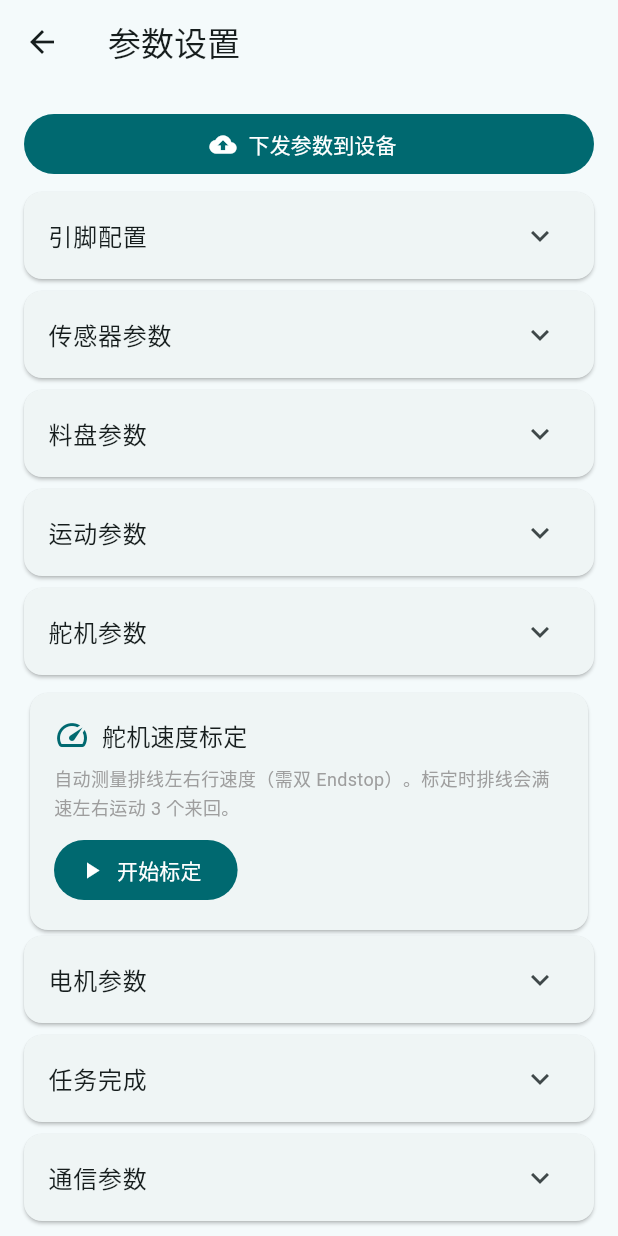
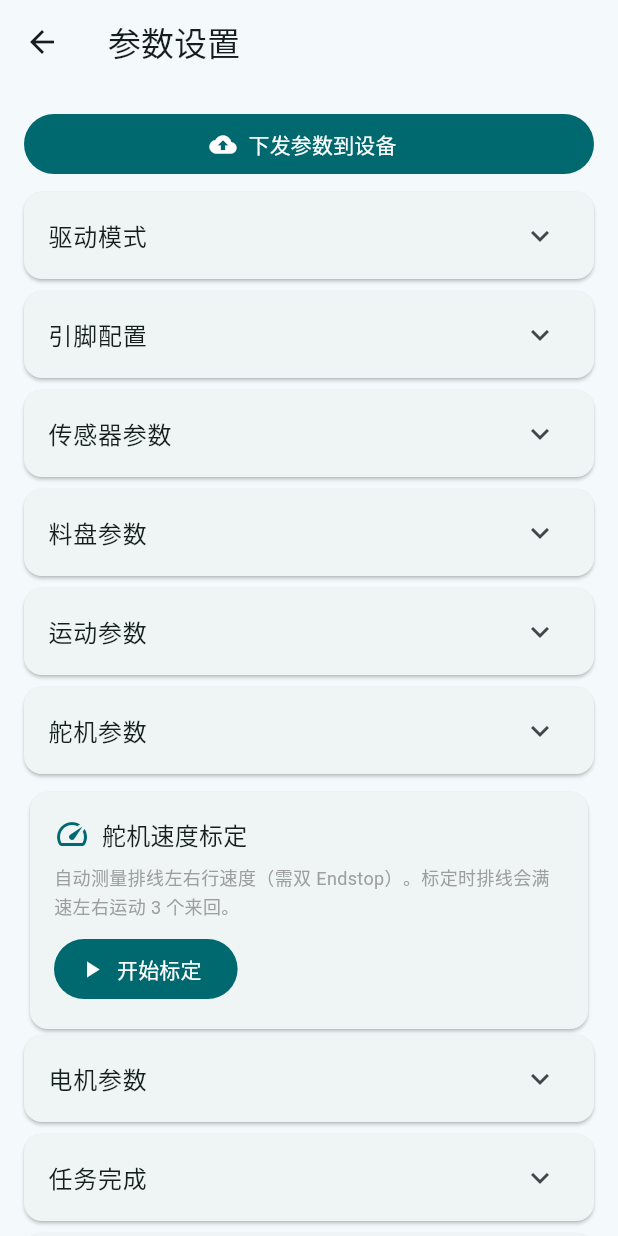
Before and after one commit to jindavid1000/iWinder, a Flutter app: the SettingsScreen screen opened directly, on a phone screen of 412 x 824 dp. Run offline on Flutter 3.47's test engine with Material 3 defaults, Android fonts, the phone set to English and light mode, and no system bars; our stand-ins replace shared_preferences; accounts and stored records are empty.

Commit message:
一次改了很多，不知道能不能用，增加了两种模式，电动和手动，增加了缠料检测的实现，替换了 mos 管，换成IRLB8721（搭配150Ω/10kΩ 电阻和 1N5822），在霍尔测试里面增加了转速的统计

```diff
--- a/BOM/BOM（单电机）.csv
+++ b/BOM/BOM（单电机）.csv
@@ -8,7 +8,7 @@
 8,杜邦线,20CM 公公+公母+母母 60根套装,1,6.2,6.2,莫奇贝电子
 9,DC电源公母头线,12V纯铜芯 公头 5条,1,3.01,3.01,源德芯电子
 10,ESP32开发板,CH340C TYPE-C WiFi+蓝牙,1,18.3,18.3,深圳昇信
-11,IRF520驱动模块,MOS管 PWM调节,1,3.2,3.2,WAVGAT
+11,IRLB8721 MOS管(逻辑电平),电机PWM驱动(另配150Ω/10kΩ电阻+1N5822续流二极管),1,1.5,1.5,淘宝
 13,数字舵机,MG946R 360°全金属齿轮,1,12.2,12.2,泰尔科技（需打印「模型/配置/mg946 改双轴」改装件）
 14,电源模块3.3V 5V 12V多路输出 电压转换模块 DC-DC 12V转3.3V 5V（有钱的换鹿小班的四路可调降压模块舵机接7.4v更有力,LM2596 四路 DCP3512,1,2.72（15.73）,2.72（15.73）,龙芯科技电子（鹿小班）
 ,耗材费,348.88g（petg hf）,,,8.72,
--- a/BOM/BOM（双电机）.csv
+++ b/BOM/BOM（双电机）.csv
@@ -8,7 +8,7 @@
 8,杜邦线,20CM 公公+公母+母母 60根套装,1,6.2,6.2,莫奇贝电子
 9,DC电源公母头线,12V纯铜芯 公头 5条,1,3.01,3.01,源德芯电子
 10,ESP32开发板,CH340C TYPE-C WiFi+蓝牙,1,18.3,18.3,深圳昇信
-11,IRF520驱动模块,MOS管 PWM调节,1,3.2,3.2,WAVGAT
+11,IRLB8721 MOS管(逻辑电平),电机PWM驱动(另配150Ω/10kΩ电阻+1N5822续流二极管),1,1.5,1.5,淘宝
 13,数字舵机,MG946R 360°全金属齿轮,1,12.2,12.2,泰尔科技（需打印「模型/配置/mg946 改双轴」改装件）
 14,电源模块3.3V 5V 12V多路输出 电压转换模块 DC-DC 12V转3.3V 5V（有钱的换鹿小班的四路可调降压模块舵机接7.4v更有力,LM2596 四路 DCP3512,1,2.72（15.73）,2.72（15.73）,龙芯科技电子（鹿小班）
 ,耗材费,402.74g（petg hf）,,,10.06,
--- a/BOM/BOM（手摇:电钻).csv
+++ b/BOM/BOM（手摇:电钻).csv
@@ -8,7 +8,7 @@
 8,杜邦线,20CM 公公+公母+母母 60根套装,1,6.2,6.2,莫奇贝电子
 9,DC电源公母头线,12V纯铜芯 公头 5条,0,3.01,0,源德芯电子
 10,ESP32开发板,CH340C TYPE-C WiFi+蓝牙,1,18.3,18.3,深圳昇信
-11,IRF520驱动模块,MOS管 PWM调节,0,3.2,0,WAVGAT
+11,IRLB8721 MOS管(逻辑电平),电机PWM驱动(另配150Ω/10kΩ电阻+1N5822续流二极管),0,1.5,0,淘宝
 13,数字舵机,MG946R 360°全金属齿轮,1,12.2,12.2,泰尔科技（需打印「模型/配置/mg946 改双轴」改装件）
 14,电源模块3.3V 5V 12V多路输出 电压转换模块 DC-DC 12V转3.3V 5V（有钱的换鹿小班的四路可调降压模块舵机接7.4v更有力,LM2596 四路 DCP3512,1,2.72（15.73）,2.72（15.73）,龙芯科技电子（鹿小班）
 ,耗材费,337.5g（petg hf）,,,8.43,
--- a/app/lib/models/device_config.dart
+++ b/app/lib/models/device_config.dart
@@ -40,6 +40,7 @@ class DeviceConfig {
   double servoTraverseSpeedLeft;
 
   // 电机
+  int driveMode; // 0=电动 1=手动(手摇)
   int motorMinSpeed;
   int motorDefaultSpeed;
   int motorMaxSpeed;
@@ -58,9 +59,9 @@ class DeviceConfig {
   DeviceConfig({
     this.pinMotorPwm = 4,
     this.pinServoPwm = 5,
-    this.pinEndstop = 6,
-    this.pinEndstopRight = 32,
-    this.pinHallSpool = 8,
+    this.pinEndstop = 32,
+    this.pinEndstopRight = 14,
+    this.pinHallSpool = 27,
     this.hallSpoolMagnets = 4,
     this.hallDebounceUs = 5000,
     this.endstopDebounceUs = 20000,
@@ -83,6 +84,7 @@ class DeviceConfig {
     this.servoPulseMax = 2500,
     this.servoTraverseSpeedRight = 0.0,
     this.servoTraverseSpeedLeft = 0.0,
+    this.driveMode = 0,
     this.motorMinSpeed = 20,
     this.motorDefaultSpeed = 50,
     this.motorMaxSpeed = 100,
@@ -100,9 +102,9 @@ class DeviceConfig {
     final c = DeviceConfig();
     c.pinMotorPwm = _i(m, 'pinMotorPwm', 4);
     c.pinServoPwm = _i(m, 'pinServoPwm', 5);
-    c.pinEndstop = _i(m, 'pinEndstop', 6);
-    c.pinEndstopRight = _i(m, 'pinEndstopRight', 32);
-    c.pinHallSpool = _i(m, 'pinHallSpool', 8);
+    c.pinEndstop = _i(m, 'pinEndstop', 32);
+    c.pinEndstopRight = _i(m, 'pinEndstopRight', 14);
+    c.pinHallSpool = _i(m, 'pinHallSpool', 27);
     c.hallSpoolMagnets = _i(m, 'hallSpoolMagnets', 4);
     c.hallDebounceUs = _i(m, 'hallDebounceUs', 5000);
     c.endstopDebounceUs = _i(m, 'endstopDebounceUs', 20000);
@@ -125,6 +127,7 @@ class DeviceConfig {
     c.servoPulseMax = _i(m, 'servoPulseMax', 2500);
     c.servoTraverseSpeedRight = _d(m, 'servoTraverseSpeedRight', 0.0);
     c.servoTraverseSpeedLeft = _d(m, 'servoTraverseSpeedLeft', 0.0);
+    c.driveMode = _i(m, 'driveMode', 0);
     c.motorMinSpeed = _i(m, 'motorMinSpeed', 20);
     c.motorDefaultSpeed = _i(m, 'motorDefaultSpeed', 50);
     c.motorMaxSpeed = _i(m, 'motorMaxSpeed', 100);
@@ -167,6 +170,7 @@ class DeviceConfig {
     'servoPulseMax': servoPulseMax,
     'servoTraverseSpeedRight': servoTraverseSpeedRight,
     'servoTraverseSpeedLeft': servoTraverseSpeedLeft,
+    'driveMode': driveMode,
     'motorMinSpeed': motorMinSpeed,
     'motorDefaultSpeed': motorDefaultSpeed,
     'motorMaxSpeed': motorMaxSpeed,
--- a/app/lib/screens/settings_screen.dart
+++ b/app/lib/screens/settings_screen.dart
@@ -17,6 +17,23 @@ class SettingsScreen extends StatelessWidget {
         children: [
           _PushConfigButton(model: model),
           const SizedBox(height: 8),
+          _ParamCategory(title: '驱动模式', children: [
+            _DropdownField(label: '驱动方式', value: model.config.driveMode,
+              items: const [
+                DropdownMenuItem(value: 0, child: Text('电动（电机驱动）')),
+                DropdownMenuItem(value: 1, child: Text('手动（手摇驱动）')),
+              ],
+              onChanged: (v) { if (v != null) { model.config.driveMode = v; model.notifyListeners(); } },
+            ),
+            Text(
+              model.config.driveMode == 1
+                ? '手动模式：电机不输出，手摇驱动料盘，排线按实测转速自动跟随。'
+                  '缠料检测关闭；周期校准改为「手摇停转约 2 秒且来回数达标」时自动触发。'
+                : '电动模式：电机按设定转速驱动料盘，电机运转但料盘停转会触发缠料保护。'
+                  '每完成设定个来回自动校准一次排线位置。',
+              style: const TextStyle(fontSize: 12, color: Colors.grey, height: 1.5),
+            ),
+          ]),
           _ParamCategory(title: '引脚配置', children: [
             _NumField(label: '收线盘 PWM', value: model.config.pinMotorPwm.toDouble(),
                 onChanged: (v) => model.config.pinMotorPwm = v.round()),
@@ -59,7 +76,8 @@ class SettingsScreen extends StatelessWidget {
                 onChanged: (v) => model.config.traverseDistPerRev = v),
             _NumField(label: '丝杆导程 (mm)', value: model.config.leadScrewPitch,
                 onChanged: (v) => model.config.leadScrewPitch = v),
-            _NumField(label: '校准间隔 (来回)', value: model.config.calIntervalRounds.toDouble(),
+            _NumField(label: model.config.driveMode == 1 ? '校准间隔 (来回, 停转触发)' : '校准间隔 (来回)',
+                value: model.config.calIntervalRounds.toDouble(),
                 onChanged: (v) => model.config.calIntervalRounds = v.round()),
           ]),
           _ParamCategory(title: '舵机参数', children: [
```
Also changed, not shown: app/lib/screens/control_screen.dart (+16 -1 lines), app/pubspec.lock, 13 other files.
